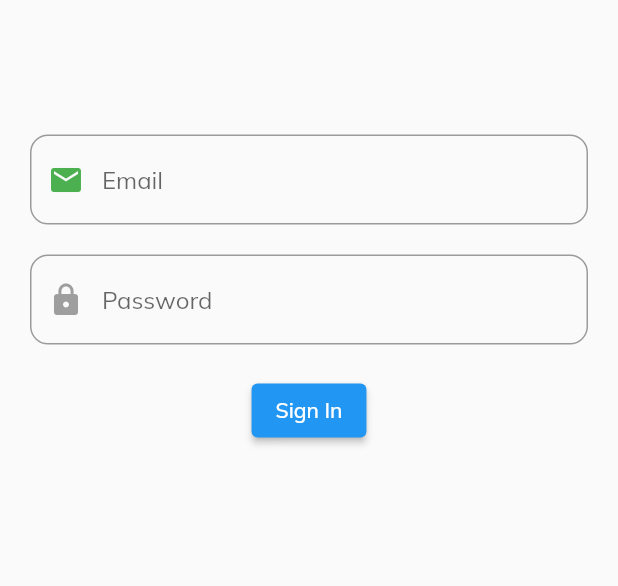
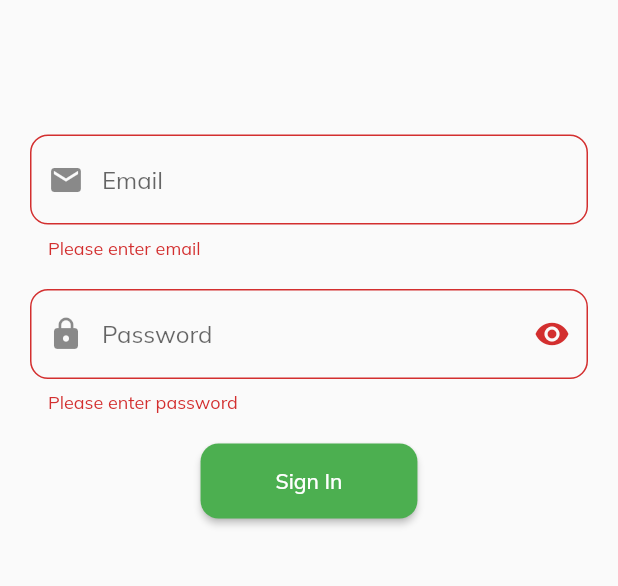
Before and after one commit to KaushalKarki01/flowerhub, a Flutter app: the Login screen opened directly, after a tap on "Sign In", on a phone screen of 412 x 824 dp, the part 350-936 px from its top. Run offline on Flutter 3.47's test engine with Material 2 defaults, Android fonts, the light colour scheme and no system bars; our stand-ins replace google_fonts.

Commit message:
loginform completed

```diff
--- a/lib/main.dart
+++ b/lib/main.dart
@@ -14,8 +14,8 @@
     return MaterialApp(
       debugShowCheckedModeBanner: false,
       theme: ThemeData(
-        fontFamily: GoogleFonts.mulish().fontFamily,
-      ),
+          fontFamily: GoogleFonts.mulish().fontFamily,
+          primarySwatch: Colors.green),
       home: SplashPage(),
     );
   }
--- a/lib/pages/splash_page.dart
+++ b/lib/pages/splash_page.dart
@@ -8,6 +8,7 @@
   Widget build(BuildContext context) {
     return Scaffold(
       body: SafeArea(
+        child: SingleChildScrollView(
           child: Column(
             mainAxisAlignment: MainAxisAlignment.spaceAround,
             children: [
@@ -32,8 +33,8 @@
               ),
               GestureDetector(
                 onTap: () {
-                Navigator.push(
-                    context, MaterialPageRoute(builder: (builder) => Login()));
+                  Navigator.push(context,
+                      MaterialPageRoute(builder: (builder) => Login()));
                 },
                 child: Container(
                   padding: EdgeInsets.symmetric(horizontal: 80, vertical: 12),
@@ -73,6 +74,7 @@
             ],
           ),
         ),
+      ),
     );
   }
 }
--- a/lib/widgets/login_form.dart
+++ b/lib/widgets/login_form.dart
@@ -1,4 +1,5 @@
 import 'package:flutter/material.dart';
+import 'package:plantapp/pages/home.dart';
 
 class Login_Form extends StatefulWidget {
   const Login_Form({super.key});
@@ -9,14 +10,22 @@
 
 class _Login_FormState extends State<Login_Form> {
   final _formkey = GlobalKey<FormState>();
-  final _emailController = TextEditingController();
-  final _passwordController = TextEditingController();
+  bool invisibility = true;
   @override
   Widget build(BuildContext context) {
     return Form(
+      key: _formkey,
       child: Column(
         children: [
           TextFormField(
+            validator: (value) {
+              if (value == null || value.isEmpty) {
+                return 'Please enter email';
+              } else if (!value.contains('@')) {
+                return 'Please enter valid email';
+              }
+              return null;
+            },
             decoration: InputDecoration(
               focusedBorder: OutlineInputBorder(
                 borderRadius: BorderRadius.circular(12),
@@ -28,16 +37,19 @@
               hintText: 'Email',
               prefixIcon: Icon(
                 Icons.email,
-                color: Colors.green,
               ),
-              prefixIconColor: MaterialStateColor.resolveWith((states) =>
-                  states.contains(MaterialState.focused)
-                      ? Colors.green
-                      : Colors.grey),
             ),
           ),
           const SizedBox(height: 20),
           TextFormField(
+            validator: (value) {
+              if (value == null || value.isEmpty) {
+                return 'Please enter password';
+              } else if (value.length < 6) {
+                return 'Password must be at least 6 characters';
+              }
+              return null;
+            },
             decoration: InputDecoration(
                 focusedBorder: OutlineInputBorder(
                   borderRadius: BorderRadius.circular(12),
@@ -50,15 +62,36 @@
                 prefixIcon: Icon(
                   Icons.lock,
                 ),
-              prefixIconColor: MaterialStateColor.resolveWith((states) =>
-                  states.contains(MaterialState.focused)
-                      ? Colors.green
-                      : Colors.grey),
+                suffixIcon: IconButton(
+                  onPressed: () {
+                    setState(() {
+                      invisibility = !invisibility;
+                    });
+                  },
+                  icon: Icon(
+                    invisibility ? Icons.visibility : Icons.visibility_off,
                   ),
-            obscureText: true,
+                )),
+            obscureText: invisibility,
           ),
           const SizedBox(height: 20),
-          ElevatedButton(onPressed: () {}, child: Text('Sign In'))
+          ElevatedButton(
+              onPressed: () {
+                if (_formkey.currentState!.validate()) {
+                  Navigator.of(context).push(
+                    MaterialPageRoute(
+                      builder: (_) => Home(),
+                    ),
+                  );
+                }
+              },
+              style: ElevatedButton.styleFrom(
+                  backgroundColor: Colors.green,
+                  shape: RoundedRectangleBorder(
+                    borderRadius: BorderRadius.circular(12),
+                  ),
+                  padding: EdgeInsets.symmetric(horizontal: 50, vertical: 16)),
+              child: Text('Sign In'))
         ],
       ),
     );
```
Also changed, not shown: 1 other file. Lines whose indentation alone changed are shown as unchanged.
